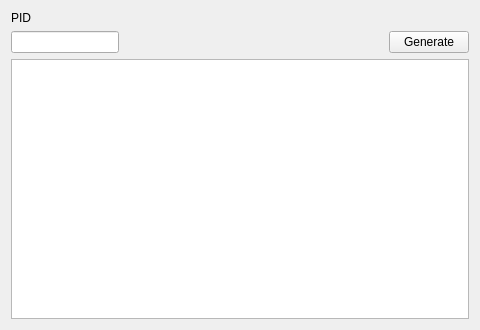
Admiral-Fish/PokeFinder, file Forms/Gen3/PIDtoIVs.ui: the form before one commit.
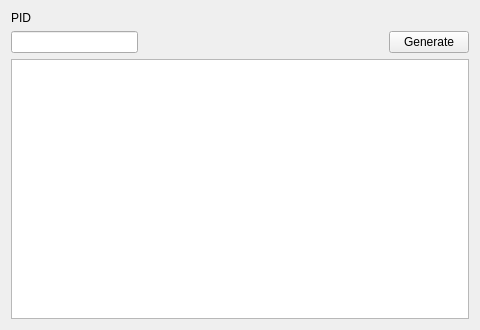
The form after the commit. Custom widgets are drawn as their Qt base class.

```diff
--- a/Forms/Gen3/PIDtoIVs.ui
+++ b/Forms/Gen3/PIDtoIVs.ui
@@ -10,12 +10,6 @@
     <height>330</height>
    </rect>
   </property>
-  <property name="sizePolicy">
-   <sizepolicy hsizetype="Fixed" vsizetype="Fixed">
-    <horstretch>0</horstretch>
-    <verstretch>0</verstretch>
-   </sizepolicy>
-  </property>
   <property name="minimumSize">
    <size>
     <width>480</width>
@@ -41,18 +35,6 @@
    </item>
    <item row="1" column="0">
     <widget class="TextBox" name="textBoxPID">
-     <property name="sizePolicy">
-      <sizepolicy hsizetype="Preferred" vsizetype="Preferred">
-       <horstretch>0</horstretch>
-       <verstretch>0</verstretch>
-      </sizepolicy>
-     </property>
-     <property name="maximumSize">
-      <size>
-       <width>16777215</width>
-       <height>16777215</height>
-      </size>
-     </property>
      <property name="maxLength">
       <number>8</number>
      </property>
```
Left out of the diff: 18 changed lines with no effect on the pictures.
